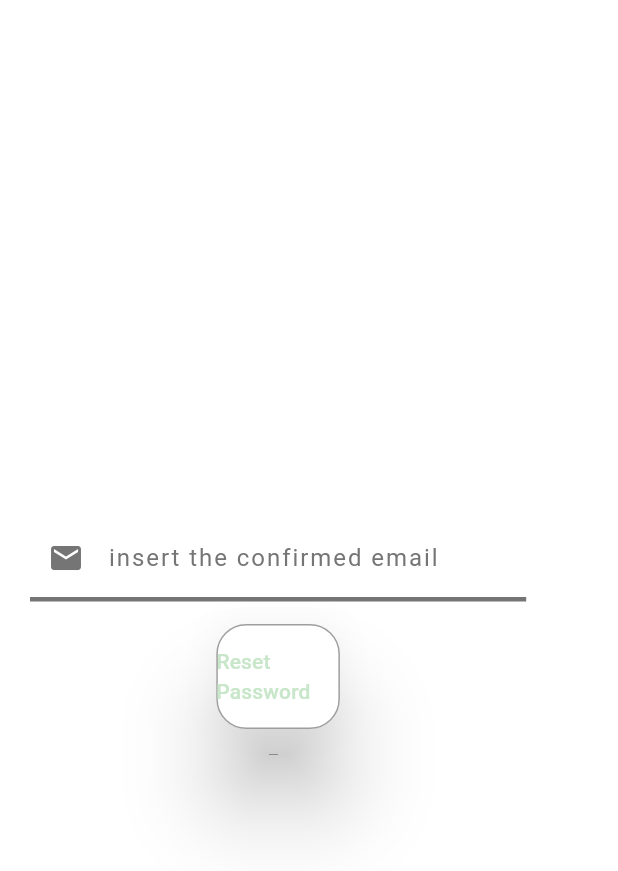
After one commit to MariamMahmoudMohammedIbrahem/unified, a Flutter app: the screen it shows after launch, after a tap on "forget password?", on a phone screen of 412 x 824 dp. The commit adds this screen. Shown: the top 871 px of the screen. Run offline on Flutter 3.47's test engine with Material 3 defaults, Android fonts, the phone set to English and light mode, and no system bars; our stand-ins replace cloud_firestore, firebase_auth, firebase_core, firebase_database, location; accounts and stored records are empty; generated files the repository leaves out were written again.

Commit message:
third commit

```diff
--- a/lib/constants.dart
+++ b/lib/constants.dart
@@ -1,6 +1,7 @@
 bool showPassword = true;
 bool emailConfirm = false;
 bool userConfirm = false;
+List<String> usersIDs = [];
 List<String> citiesIDs = [];
 List<String> mosquesIDs = [];
 bool notFound = false;
--- a/lib/main.dart
+++ b/lib/main.dart
@@ -1,4 +1,5 @@
 import 'package:azan/feedback/feedback1.dart';
+import 'package:azan/register/login.dart';
 import 'package:azan/register/register.dart';
 import 'package:azan/register/signup.dart';
 import 'package:firebase_core/firebase_core.dart';
@@ -24,7 +25,7 @@ class MyApp extends StatelessWidget {
         colorScheme: ColorScheme.fromSeed(seedColor: Colors.deepPurple),
         useMaterial3: true,
       ),
-      home: const SignUp(),
+      home: const LogIn(),
     );
   }
 }
--- a/lib/register/login.dart
+++ b/lib/register/login.dart
@@ -1,6 +1,7 @@
 
 import 'package:azan/data/mobileData.dart';
 import 'package:azan/feedback/feedback1.dart';
+import 'package:azan/register/resetPassword.dart';
 import 'package:cloud_firestore/cloud_firestore.dart';
 import 'package:firebase_auth/firebase_auth.dart';
 import 'package:flutter/material.dart';
@@ -128,51 +129,13 @@ class _LogInState extends State<LogIn> {
             },
             child: const Text('Login'),
           ),
-          // ElevatedButton(
-          //   onPressed: () async {
-          //     try {
-          //       final user = await FirebaseAuth.instance.signInWithEmailAndPassword(email: emailUser, password: password);
-          //       if (user != null ) {
-          //         final docsIDs = await FirebaseFirestore.instance.collection('users').get().then(
-          //                 (value) => value.docs.map((e) => e.id).toList());
-          //         if(docsIDs.contains(password)){}
-          //         else {}
-          //       }
-          //     } on FirebaseAuthException catch (e) {
-          //       if (e.code == 'user-not-found') {
-          //         showDialog(
-          //             context: context,
-          //             builder: (context) {
-          //               return AlertDialog(
-          //                 content: Text(
-          //                   'No user found for that email.',
-          //                   style: TextStyle(
-          //                       color: Colors.red
-          //                   ),),
-          //               );
-          //             }
-          //         );
-          //       } else if (e.code == 'wrong-password') {
-          //         showDialog(
-          //             context: context,
-          //             builder: (context) {
-          //               return AlertDialog(
-          //                 content: Text(
-          //                   'Wrong password provided for that user.',
-          //                   style: TextStyle(
-          //                       color: Colors.red
-          //                   ),),
-          //               );
-          //             }
-          //         );
-          //       }
-          //     }
-          //     catch (e) {
-          //       print(e);
-          //     }
-          //   },
-          //   child: const Text('Login',),
-          // ),
+          TextButton(
+            onPressed: (){
+              Navigator.push(context,MaterialPageRoute(builder: (context)=>const ResetPassword()));
+            },
+            child: const Text('forget password?',style: TextStyle(color: Colors.red),
+            ),
+          ),
         ],
       ),
     );
--- /dev/null
+++ b/lib/register/resetPassword.dart
@@ -0,0 +1,127 @@
+import 'package:firebase_core/firebase_core.dart';
+import 'package:flutter/material.dart';
+import 'package:firebase_auth/firebase_auth.dart';
+class ResetPassword extends StatefulWidget {
+
+  static String id = 'reset_password_page';
+
+  const ResetPassword({Key? key}) : super(key: key);
+
+  @override
+  State<ResetPassword> createState() => _ResetPasswordState();
+}
+
+class _ResetPasswordState extends State<ResetPassword> {
+
+  late String _email;
+  final _auth = FirebaseAuth.instance;
+
+  Future passwordReset() async {
+    try{
+      await _auth.sendPasswordResetEmail(email: _email);
+      showDialog(
+          context: context,
+          builder: (context) {
+            return AlertDialog(
+              content: Text('Password reset link sent! check your email'),
+            );
+          }
+      );
+    } catch (e) {
+      print(e);
+      showDialog(
+          context: context,
+          builder: (context) {
+            return AlertDialog(
+              content: Text(e.toString()),
+            );
+          }
+      );
+    }
+  }
+
+  @override
+  Widget build(BuildContext context) {
+    double height = MediaQuery.of(context).size.height;
+    double width = MediaQuery.of(context).size.width;
+    return Scaffold(
+
+      backgroundColor: Colors.white,
+      extendBodyBehindAppBar: true,
+      body: Container(
+        width: .9*width,
+        child: Column(
+          mainAxisAlignment: MainAxisAlignment.center,
+          children: [
+            Container(
+              padding: EdgeInsets.symmetric(
+                  horizontal: 20, vertical: 5),
+              decoration: BoxDecoration(
+                color: Colors.white,
+                borderRadius: BorderRadius.all(Radius.circular(20)),
+              ),
+              child: TextFormField(
+                style: TextStyle(color: Colors.grey.shade600,fontSize: 17),
+                // keyboardType: insertedtype,
+                textAlign: TextAlign.start,
+                onChanged: (value) {
+                  _email = value;
+                },
+                // obscureText: obscureText,
+                decoration: InputDecoration(
+                  labelText: 'insert the confirmed email',
+                  enabledBorder: UnderlineInputBorder( //<-- SEE HERE
+                    borderSide: BorderSide(
+                        width: 3, color: Colors.grey.shade600),
+                  ),
+
+                  prefixIcon: Icon(
+                    Icons.email,
+                    color: Colors.grey.shade600,
+                  ),
+                  floatingLabelStyle: MaterialStateTextStyle.resolveWith((Set<MaterialState> states) {
+                    final Color color = states.contains(MaterialState.error)
+                        ? Theme.of(context).colorScheme.error
+                        : Colors.grey.shade600;
+                    return TextStyle(color: color, letterSpacing: 1.3);
+                  }),
+                  labelStyle:
+                  MaterialStateTextStyle.resolveWith((Set<MaterialState> states) {
+                    final Color color = states.contains(MaterialState.error)
+                        ? Theme.of(context).colorScheme.error
+                        : Colors.grey.shade600;
+                    return TextStyle(color: color, letterSpacing: 1.3);
+                  }),
+                ),
+              ),
+            ),
+
+            SizedBox(height: 10,),
+            Container(
+              width: width*.2,
+              child: ElevatedButton(
+                  style:ElevatedButton.styleFrom(
+                    elevation: 26,
+                    padding: EdgeInsets.symmetric(
+                      vertical: 15,
+                    ),
+                    shape: RoundedRectangleBorder(
+                      side: BorderSide(color: Colors.grey),
+                      borderRadius:
+                      BorderRadius.all(Radius.circular(20)),
+                    ),
+                    backgroundColor: Colors.white,
+                  ),
+                  onPressed: passwordReset,
+                  child: Text(
+                    'Reset Password',
+                    style: TextStyle(color: Colors.green.shade100),
+                  )
+              ),
+            ),
+          ],
+        ),
+      ),
+    );
+  }
+}
```
Also changed, not shown: lib/data/mobileData.dart (+64 -0 lines), lib/functions.dart (+4 -4 lines), lib/register/register.dart (+8 -10 lines), lib/register/signup.dart (+11 -2 lines).
